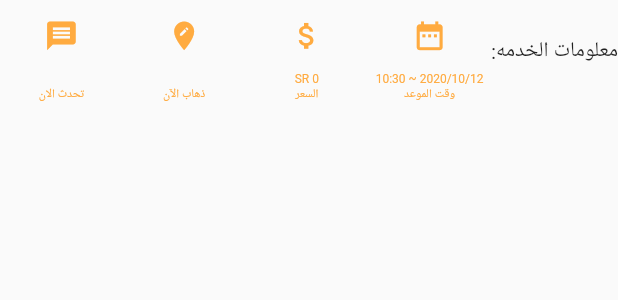
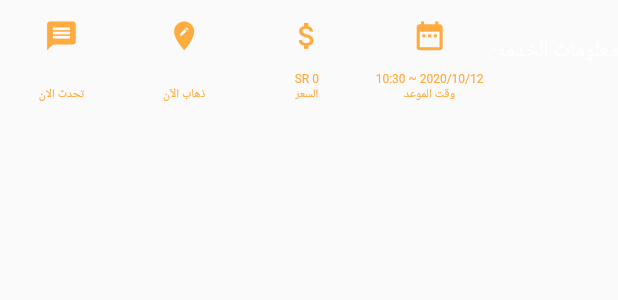
Before and after one commit to dev313m/beautina_provider, a Flutter app: the OrderDetails widget shown alone on an empty page, opened directly with empty values, on a phone screen of 412 x 824 dp. Shown: the top 300 px of the screen. Run offline on Flutter 3.47's test engine with Material 2 defaults, Android fonts, the phone set to English and light mode, and no system bars; our stand-ins replace bot_toast, cached_network_image, cloud_firestore, community_material_icon, connectivity, curved_navigation_bar and 22 more; missing offline and left inert: credit_card, dropdownfield, flutter_duration_picker, flutter_picker, google_fonts_arabic, home_indicator and 2 more; accounts and stored records are empty; project files that could hold a hidden picture were left out.

Commit message:
color chanage

```diff
--- a/lib/pages/dates/ui.dart
+++ b/lib/pages/dates/ui.dart
@@ -261,6 +261,7 @@ class OrderDetails extends StatelessWidget {
             Text(
               'معلومات الخدمه:',
               textDirection: TextDirection.rtl,
+              style: TextStyle(color: ExtendedText.brightColor),
             ),
           ],
         ),
```
Also changed, not shown: 1 other file.
